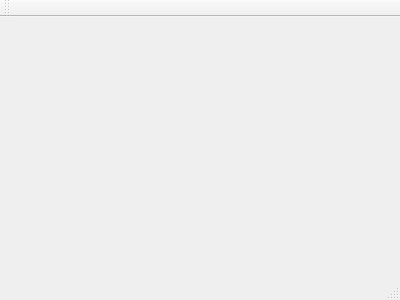
The window that mainwindow.ui (jacobfisher18/grade_calculator) describes before a commit, drawn with Qt 5.
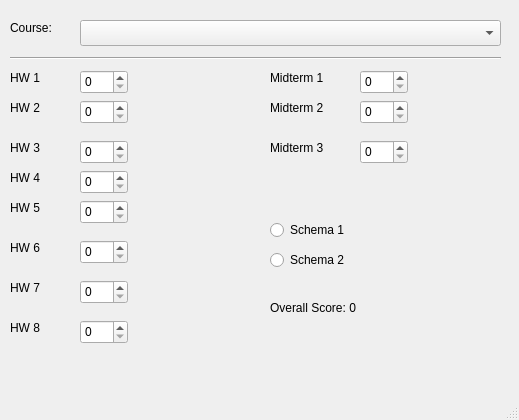
The same window after the commit.

```diff
--- a/mainwindow.ui
+++ b/mainwindow.ui
@@ -1,24 +1,350 @@
 <ui version="4.0">
  <class>MainWindow</class>
- <widget class="QMainWindow" name="MainWindow" >
-  <property name="geometry" >
+ <widget class="QMainWindow" name="MainWindow">
+  <property name="geometry">
    <rect>
     <x>0</x>
     <y>0</y>
-    <width>400</width>
-    <height>300</height>
+    <width>519</width>
+    <height>420</height>
    </rect>
   </property>
   <property name="windowTitle" >
    <string>MainWindow</string>
   </property>
-  <widget class="QMenuBar" name="menuBar" />
-  <widget class="QToolBar" name="mainToolBar" />
-  <widget class="QWidget" name="centralWidget" />
-  <widget class="QStatusBar" name="statusBar" />
+  <widget class="QWidget" name="centralWidget">
+   <widget class="QLabel" name="label">
+    <property name="geometry">
+     <rect>
+      <x>10</x>
+      <y>20</y>
+      <width>59</width>
+      <height>16</height>
+     </rect>
+    </property>
+    <property name="text">
+     <string>Course:</string>
+    </property>
+   </widget>
+   <widget class="Line" name="line">
+    <property name="geometry">
+     <rect>
+      <x>10</x>
+      <y>50</y>
+      <width>491</width>
+      <height>16</height>
+     </rect>
+    </property>
+    <property name="orientation">
+     <enum>Qt::Horizontal</enum>
+    </property>
+   </widget>
+   <widget class="QComboBox" name="comboBox">
+    <property name="geometry">
+     <rect>
+      <x>80</x>
+      <y>20</y>
+      <width>421</width>
+      <height>26</height>
+     </rect>
+    </property>
+   </widget>
+   <widget class="QLabel" name="label_2">
+    <property name="geometry">
+     <rect>
+      <x>10</x>
+      <y>70</y>
+      <width>59</width>
+      <height>16</height>
+     </rect>
+    </property>
+    <property name="text">
+     <string>HW 1</string>
+    </property>
+   </widget>
+   <widget class="QSpinBox" name="spinBox">
+    <property name="geometry">
+     <rect>
+      <x>80</x>
+      <y>70</y>
+      <width>48</width>
+      <height>24</height>
+     </rect>
+    </property>
+   </widget>
+   <widget class="QLabel" name="label_3">
+    <property name="geometry">
+     <rect>
+      <x>10</x>
+      <y>100</y>
+      <width>59</width>
+      <height>16</height>
+     </rect>
+    </property>
+    <property name="text">
+     <string>HW 2</string>
+    </property>
+   </widget>
+   <widget class="QSpinBox" name="spinBox_2">
+    <property name="geometry">
+     <rect>
+      <x>80</x>
+      <y>100</y>
+      <width>48</width>
+      <height>24</height>
+     </rect>
+    </property>
+   </widget>
+   <widget class="QLabel" name="label_4">
+    <property name="geometry">
+     <rect>
+      <x>10</x>
+      <y>140</y>
+      <width>59</width>
+      <height>16</height>
+     </rect>
+    </property>
+    <property name="text">
+     <string>HW 3</string>
+    </property>
+   </widget>
+   <widget class="QSpinBox" name="spinBox_3">
+    <property name="geometry">
+     <rect>
+      <x>80</x>
+      <y>140</y>
+      <width>48</width>
+      <height>24</height>
+     </rect>
+    </property>
+   </widget>
+   <widget class="QLabel" name="label_5">
+    <property name="geometry">
+     <rect>
+      <x>270</x>
+      <y>300</y>
+      <width>111</width>
+      <height>16</height>
+     </rect>
+    </property>
+    <property name="text">
+     <string>Overall Score: 0</string>
+    </property>
+   </widget>
+   <widget class="QSpinBox" name="spinBox_4">
+    <property name="geometry">
+     <rect>
+      <x>80</x>
+      <y>240</y>
+      <width>48</width>
+      <height>24</height>
+     </rect>
+    </property>
+   </widget>
+   <widget class="QLabel" name="label_6">
+    <property name="geometry">
+     <rect>
+      <x>10</x>
+      <y>240</y>
+      <width>59</width>
+      <height>16</height>
+     </rect>
+    </property>
+    <property name="text">
+     <string>HW 6</string>
+    </property>
+   </widget>
+   <widget class="QLabel" name="label_7">
+    <property name="geometry">
+     <rect>
+      <x>10</x>
+      <y>170</y>
+      <width>59</width>
+      <height>16</height>
+     </rect>
+    </property>
+    <property name="text">
+     <string>HW 4</string>
+    </property>
+   </widget>
+   <widget class="QSpinBox" name="spinBox_5">
+    <property name="geometry">
+     <rect>
+      <x>80</x>
+      <y>170</y>
+      <width>48</width>
+      <height>24</height>
+     </rect>
+    </property>
+   </widget>
+   <widget class="QLabel" name="label_8">
+    <property name="geometry">
+     <rect>
+      <x>10</x>
+      <y>200</y>
+      <width>59</width>
+      <height>16</height>
+     </rect>
+    </property>
+    <property name="text">
+     <string>HW 5</string>
+    </property>
+   </widget>
+   <widget class="QSpinBox" name="spinBox_6">
+    <property name="geometry">
+     <rect>
+      <x>80</x>
+      <y>200</y>
+      <width>48</width>
+      <height>24</height>
+     </rect>
+    </property>
+   </widget>
+   <widget class="QLabel" name="label_9">
+    <property name="geometry">
+     <rect>
+      <x>10</x>
+      <y>320</y>
+      <width>59</width>
+      <height>16</height>
+     </rect>
+    </property>
+    <property name="text">
+     <string>HW 8</string>
+    </property>
+   </widget>
+   <widget class="QLabel" name="label_10">
+    <property name="geometry">
+     <rect>
+      <x>10</x>
+      <y>280</y>
+      <width>59</width>
+      <height>16</height>
+     </rect>
+    </property>
+    <property name="text">
+     <string>HW 7</string>
+    </property>
+   </widget>
+   <widget class="QSpinBox" name="spinBox_7">
+    <property name="geometry">
+     <rect>
+      <x>80</x>
+      <y>320</y>
+      <width>48</width>
+      <height>24</height>
+     </rect>
+    </property>
+   </widget>
+   <widget class="QSpinBox" name="spinBox_8">
+    <property name="geometry">
+     <rect>
+      <x>80</x>
+      <y>280</y>
+      <width>48</width>
+      <height>24</height>
+     </rect>
+    </property>
+   </widget>
+   <widget class="QSpinBox" name="spinBox_9">
+    <property name="geometry">
+     <rect>
+      <x>360</x>
+      <y>140</y>
+      <width>48</width>
+      <height>24</height>
+     </rect>
+    </property>
+   </widget>
+   <widget class="QLabel" name="label_11">
+    <property name="geometry">
+     <rect>
+      <x>270</x>
+      <y>140</y>
+      <width>81</width>
+      <height>16</height>
+     </rect>
+    </property>
+    <property name="text">
+     <string>Midterm 3</string>
+    </property>
+   </widget>
+   <widget class="QLabel" name="label_12">
+    <property name="geometry">
+     <rect>
+      <x>270</x>
+      <y>70</y>
+      <width>81</width>
+      <height>16</height>
+     </rect>
+    </property>
+    <property name="text">
+     <string>Midterm 1</string>
+    </property>
+   </widget>
+   <widget class="QSpinBox" name="spinBox_10">
+    <property name="geometry">
+     <rect>
+      <x>360</x>
+      <y>70</y>
+      <width>48</width>
+      <height>24</height>
+     </rect>
+    </property>
+   </widget>
+   <widget class="QLabel" name="label_13">
+    <property name="geometry">
+     <rect>
+      <x>270</x>
+      <y>100</y>
+      <width>81</width>
+      <height>16</height>
+     </rect>
+    </property>
+    <property name="text">
+     <string>Midterm 2</string>
+    </property>
+   </widget>
+   <widget class="QSpinBox" name="spinBox_11">
+    <property name="geometry">
+     <rect>
+      <x>360</x>
+      <y>100</y>
+      <width>48</width>
+      <height>24</height>
+     </rect>
+    </property>
+   </widget>
+   <widget class="QRadioButton" name="radioButton">
+    <property name="geometry">
+     <rect>
+      <x>270</x>
+      <y>220</y>
+      <width>100</width>
+      <height>20</height>
+     </rect>
+    </property>
+    <property name="text">
+     <string>Schema 1</string>
+    </property>
+   </widget>
+   <widget class="QRadioButton" name="radioButton_2">
+    <property name="geometry">
+     <rect>
+      <x>270</x>
+      <y>250</y>
+      <width>100</width>
+      <height>20</height>
+     </rect>
+    </property>
+    <property name="text">
+     <string>Schema 2</string>
+    </property>
+   </widget>
+  </widget>
+  <widget class="QStatusBar" name="statusBar"/>
  </widget>
- <layoutDefault spacing="6" margin="11" />
- <pixmapfunction></pixmapfunction>
+ <layoutdefault spacing="6" margin="11"/>
  <resources/>
  <connections/>
 </ui>
```
Left out of the diff: 3 changed lines with no effect on the pictures.
